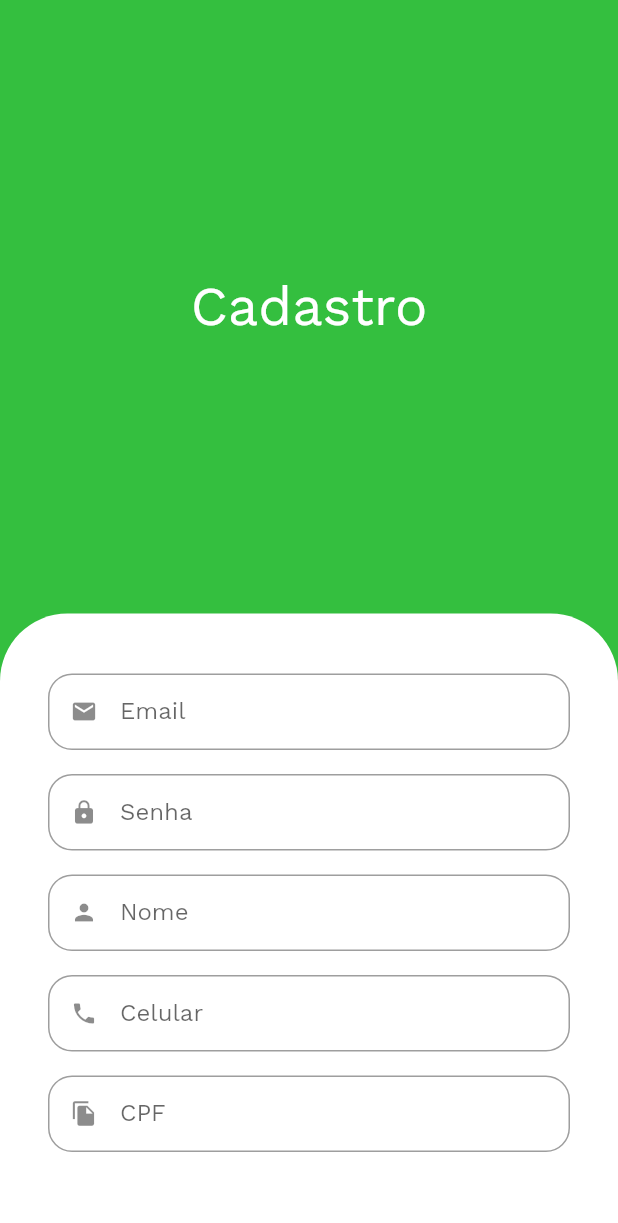
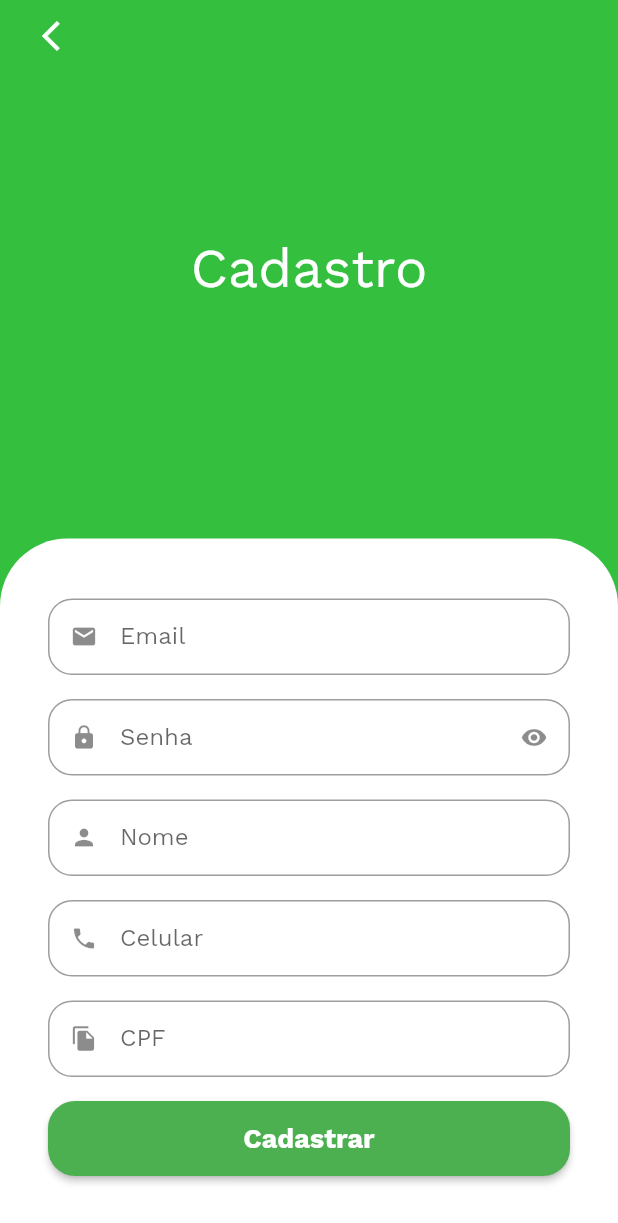
Before and after one commit to linnickgrisoste/greengrocer, a Flutter app: the screen it shows after launch, after a tap on "Criar conta", on a phone screen of 412 x 824 dp. Shown: the top 1223 px of the screen. Run offline on Flutter 3.47's test engine with Material 2 defaults, Android fonts, the phone set to English and light mode, and no system bars; our stand-ins replace animated_text_kit, google_fonts, mask_text_input_formatter; generated files the repository leaves out were written again.

Commit message:
[UPDATE] Added mask_text_input_format and back button, finish SignUpView

```diff
--- a/lib/features/auth/sign_in_view.dart
+++ b/lib/features/auth/sign_in_view.dart
@@ -160,7 +160,7 @@ class SignInView extends StatelessWidget {
                     onPressed: () {
                       Navigator.of(context).push(
                         MaterialPageRoute(builder: (context) {
-                          return const SignUpView();
+                          return SignUpView();
                         }),
                       );
                     },
--- a/lib/features/auth/sign_up/sign_up_view.dart
+++ b/lib/features/auth/sign_up/sign_up_view.dart
@@ -1,11 +1,22 @@
 import 'package:flutter/material.dart';
 import 'package:greengrocer/features/support/components/custom_text_form_field.dart';
 import 'package:greengrocer/support/style/app_fonts.dart';
+import 'package:mask_text_input_formatter/mask_text_input_formatter.dart';
 
 import '../../../support/style/app_colors.dart';
 
 class SignUpView extends StatelessWidget {
-  const SignUpView({super.key});
+  SignUpView({super.key});
+
+  final cpfFormatter = MaskTextInputFormatter(
+    mask: '###.###.###-##',
+    filter: {'#': RegExp(r'[0-9]')},
+  );
+
+  final phoneFormatter = MaskTextInputFormatter(
+    mask: '## # ####-####',
+    filter: {'#': RegExp(r'[0-9]')},
+  );
 
   @override
   Widget build(BuildContext context) {
@@ -15,7 +26,9 @@ class SignUpView extends StatelessWidget {
         slivers: [
           SliverFillRemaining(
             hasScrollBody: false,
-            child: Column(
+            child: Stack(
+              children: [
+                Column(
                   children: [
                     Expanded(
                       child: Center(
@@ -36,30 +49,67 @@ class SignUpView extends StatelessWidget {
                         ),
                       ),
                       child: Column(
-                    children: const [
-                      CustomTextFormField(
+                        crossAxisAlignment: CrossAxisAlignment.stretch,
+                        children: [
+                          const CustomTextFormField(
                             icon: Icons.email,
                             label: 'Email',
                           ),
-                      CustomTextFormField(
+                          const CustomTextFormField(
+                            isSecret: true,
                             icon: Icons.lock,
                             label: 'Senha',
                           ),
-                      CustomTextFormField(
+                          const CustomTextFormField(
                             icon: Icons.person,
                             label: 'Nome',
                           ),
                           CustomTextFormField(
                             icon: Icons.phone,
                             label: 'Celular',
+                            inputFormatters: [phoneFormatter],
                           ),
                           CustomTextFormField(
                             icon: Icons.file_copy,
                             label: 'CPF',
+                            inputFormatters: [cpfFormatter],
+                          ),
+                          SizedBox(
+                            height: 50,
+                            child: ElevatedButton(
+                                style: ElevatedButton.styleFrom(
+                                  shape: RoundedRectangleBorder(
+                                    borderRadius: BorderRadius.circular(18),
+                                  ),
+                                ),
+                                onPressed: () {},
+                                child: Text(
+                                  'Cadastrar',
+                                  style: AppFonts.bold(
+                                    18,
+                                    AppColors.white,
+                                  ),
+                                )),
+                          )
+                        ],
+                      ),
                     ),
                   ],
                 ),
+                SafeArea(
+                  child: Padding(
+                    padding: const EdgeInsets.symmetric(horizontal: 16),
+                    child: IconButton(
+                      onPressed: () {
+                        Navigator.of(context).pop();
+                      },
+                      icon: const Icon(
+                        Icons.arrow_back_ios,
+                        color: AppColors.white,
                       ),
+                    ),
+                  ),
+                )
               ],
             ),
           )
--- a/lib/features/support/components/custom_text_form_field.dart
+++ b/lib/features/support/components/custom_text_form_field.dart
@@ -1,4 +1,5 @@
 import 'package:flutter/material.dart';
+import 'package:flutter/services.dart';
 
 import '../../../support/style/app_colors.dart';
 import '../../../support/style/app_fonts.dart';
@@ -7,12 +8,14 @@ class CustomTextFormField extends StatefulWidget {
   final IconData icon;
   final String label;
   final bool isSecret;
+  final List<TextInputFormatter>? inputFormatters;
 
   const CustomTextFormField({
     super.key,
     required this.icon,
     required this.label,
     this.isSecret = false,
+    this.inputFormatters,
   });
 
   @override
@@ -33,6 +36,7 @@ class _CustomTextFormFieldState extends State<CustomTextFormField> {
     return Padding(
       padding: const EdgeInsets.only(bottom: 16),
       child: TextFormField(
+        inputFormatters: widget.inputFormatters,
         style: AppFonts.regular(16, AppColors.black),
         obscureText: obscureText,
         decoration: InputDecoration(
--- /dev/null
+++ b/lib/features/support/utils/Constants.dart
@@ -0,0 +1,3 @@
+class Constants {
+  Constants._();
+}
--- a/pubspec.yaml
+++ b/pubspec.yaml
@@ -19,6 +19,7 @@ dependencies:
   cupertino_icons: ^1.0.2
   animated_text_kit: ^4.2.2
   google_fonts: ^3.0.1
+  mask_text_input_formatter: ^2.4.0
 
 dev_dependencies:
   flutter_test:
```
Also changed, not shown: pubspec.lock. Lines whose indentation alone changed are shown as unchanged.
